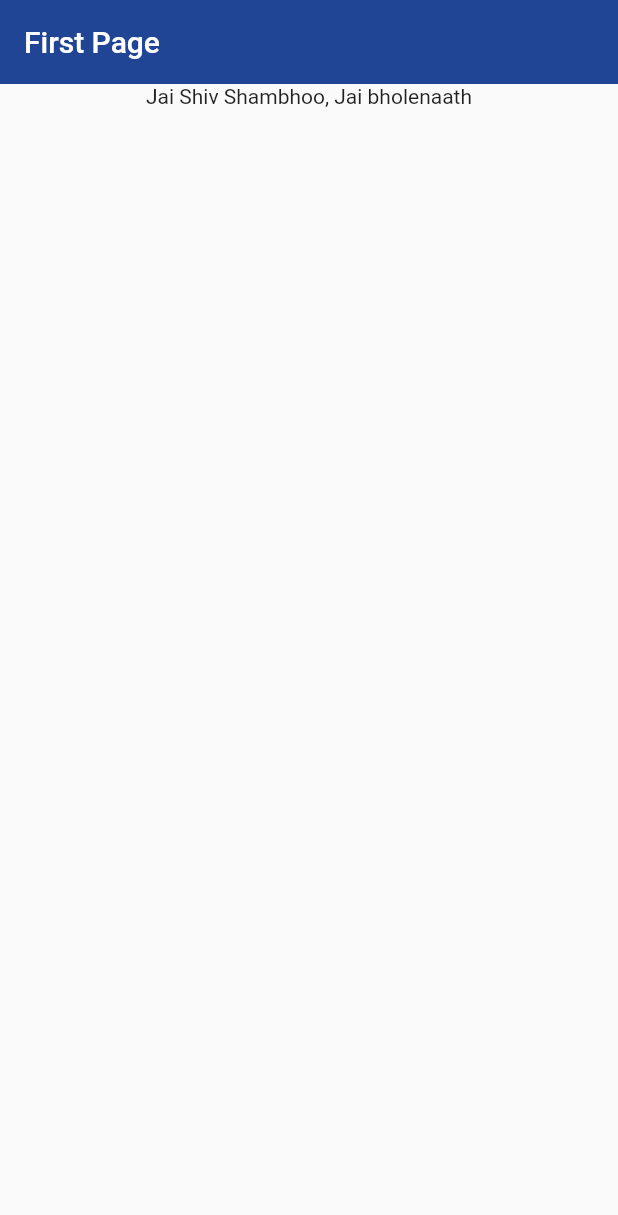
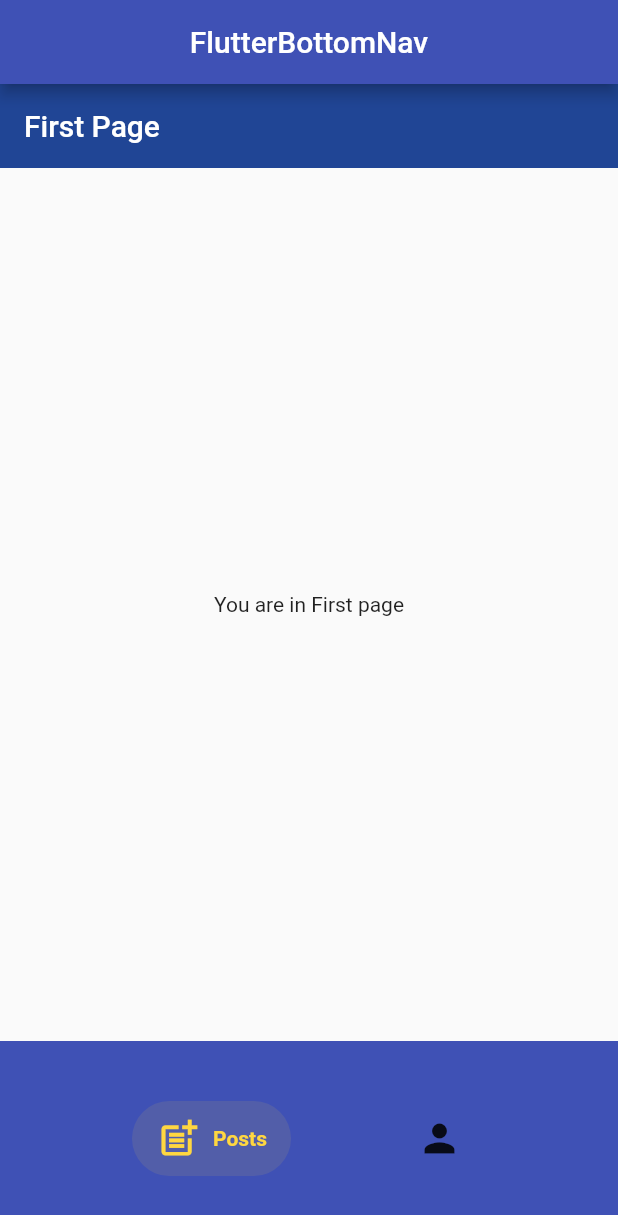
Before and after one commit to soumen88/agendaboa, a Flutter app: the screen it shows after launch, on a phone screen of 412 x 824 dp. Shown: the top 1215 px of the screen. Run offline on Flutter 3.47's test engine with Material 2 defaults, Android fonts, the phone set to English and light mode, and no system bars; drawn by our look-alikes of salomon_bottom_bar; our stand-ins replace auto_route, flutter_hooks, flutter_riverpod.

Commit message:
Auto Router working

```diff
--- a/lib/main.dart
+++ b/lib/main.dart
@@ -32,7 +32,7 @@ class MyApp extends StatelessWidget {
       title: "AgendaBoa",
       routeInformationParser: _appRouter.defaultRouteParser(),
       routerDelegate: _appRouter.delegate(),
-      builder: (context, router) => router!,
+      //builder: (context, router) => router!,
     );
   }
 }
--- a/lib/route/AppRouter.dart
+++ b/lib/route/AppRouter.dart
@@ -1,4 +1,5 @@
 import 'package:agendaboa/ui/first_page.dart';
+import 'package:agendaboa/ui/home.dart';
 import 'package:agendaboa/ui/second_page.dart';
 import 'package:agendaboa/ui/third_page.dart';
 import 'package:auto_route/auto_route.dart';
@@ -6,26 +7,39 @@ import 'package:auto_route/auto_route.dart';
 
 @MaterialAutoRouter(
   replaceInRouteName: 'Page,Route',
-  routes: <AutoRoute>[
+  routes: [
+    AutoRoute(path: '/', page: HomePage, children: [
       AutoRoute(
-      path: 'first',
-      name: "counterRouter",
-      initial: true,
-      page: FirstPage,
+        path: 'posts',
+        name: 'PostsRouter',
+        page: EmptyRouterPage,
         children: [
           AutoRoute(
             path: '',
-          page: SecondPage,
+            page: FirstPage,
           ),
           AutoRoute(
-          path: '',
-          page: ThirdPage,
+            path: ':postId',
+            page: SecondPage,
           )
         ],
       ),
+      AutoRoute(
+        path: 'posts',
+        name: 'UsersRouter',
+        page: EmptyRouterPage,
+        children: [
+          AutoRoute(
+            path: '',
+            page: FirstPage,
+          ),
+          AutoRoute(
+            path: ':postId',
+            page: SecondPage,
+          ),
+        ],
+      ),
+    ]),
   ],
 )
-
-class $AppRouter{
-
-}
+class $AppRouter {}
--- a/lib/ui/first_page.dart
+++ b/lib/ui/first_page.dart
@@ -1,8 +1,12 @@
 import 'package:agendaboa/components/nav_bar.dart';
+
+import 'package:auto_route/auto_route.dart';
 import 'package:flutter/material.dart';
 import 'package:flutter/src/widgets/framework.dart';
 import 'package:flutter_hooks/flutter_hooks.dart';
 import 'package:flutter_riverpod/flutter_riverpod.dart';
+import 'package:salomon_bottom_bar/salomon_bottom_bar.dart';
+
 
 class FirstPage extends HookWidget{
   @override
@@ -10,23 +14,12 @@ class FirstPage extends HookWidget{
     // TODO: implement build
     return Scaffold(
       appBar: NavBar(
-          screenName: "First Page",
-          isIconVisible: false
+        screenName: "First Page",
+        isIconVisible: false,
       ),
-      body: SingleChildScrollView(
-        child: Center(
-          child: Consumer(
-            builder: (builder, watch, child){
-              return Column(
-                children: [
-                    Text("Jai Shiv Shambhoo, Jai bholenaath"),
-                ],
-              );
-            },
-          ),
-        ),
+      body: Center(
+        child: Text("You are in First page"),
       ),
-
     );
   }
 
--- /dev/null
+++ b/lib/ui/home.dart
@@ -0,0 +1,58 @@
+import 'package:agendaboa/route/AppRouter.gr.dart';
+import 'package:auto_route/auto_route.dart';
+import 'package:flutter/material.dart';
+import 'package:flutter/src/widgets/framework.dart';
+import 'package:flutter_hooks/flutter_hooks.dart';
+import 'package:salomon_bottom_bar/salomon_bottom_bar.dart';
+
+class HomePage extends StatelessWidget{
+  const HomePage({Key? key}) : super(key: key);
+
+  @override
+  Widget build(BuildContext context) {
+    // TODO: implement build
+    return AutoTabsScaffold(
+      appBarBuilder: (_, tabsRouter) => AppBar(
+        backgroundColor: Colors.indigo,
+        title: const Text('FlutterBottomNav'),
+        centerTitle: true,
+        leading: const AutoBackButton(),
+      ),
+      backgroundColor: Colors.indigo,
+      routes: const [
+        PostsRouter(),
+        UsersRouter(),
+        //SettingsRouter(),
+      ],
+      bottomNavigationBuilder: (_, tabsRouter) {
+        return SalomonBottomBar(
+          margin: const EdgeInsets.symmetric(
+            horizontal: 20,
+            vertical: 40,
+          ),
+          currentIndex: tabsRouter.activeIndex,
+          onTap: tabsRouter.setActiveIndex,
+          items: [
+            SalomonBottomBarItem(
+              selectedColor: Colors.amberAccent,
+              icon: const Icon(
+                Icons.post_add,
+                size: 30,
+              ),
+              title: const Text('Posts'),
+            ),
+            SalomonBottomBarItem(
+              selectedColor: Colors.blue[200],
+              icon: const Icon(
+                Icons.person,
+                size: 30,
+              ),
+              title: const Text('Users'),
+            ),
+          ],
+        );
+      },
+    );
+  }
+
+}
--- a/lib/ui/third_page.dart
+++ b/lib/ui/third_page.dart
@@ -13,7 +13,7 @@ class ThirdPage extends HookWidget{
         isIconVisible: false,
       ),
       body: Center(
-        child: Text("You are in second page"),
+        child: Text("You are in Third page"),
       ),
     );
   }
```
Also changed, not shown: lib/route/AppRouter.gr.dart. Lines whose indentation alone changed are shown as unchanged.
